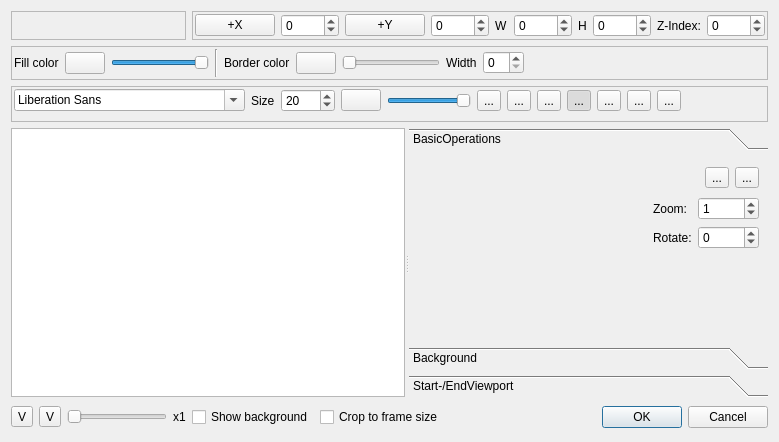
The window that src/widgets/titlewidget_ui.ui (KDE/kdenlive) describes before a commit, drawn with Qt 5.
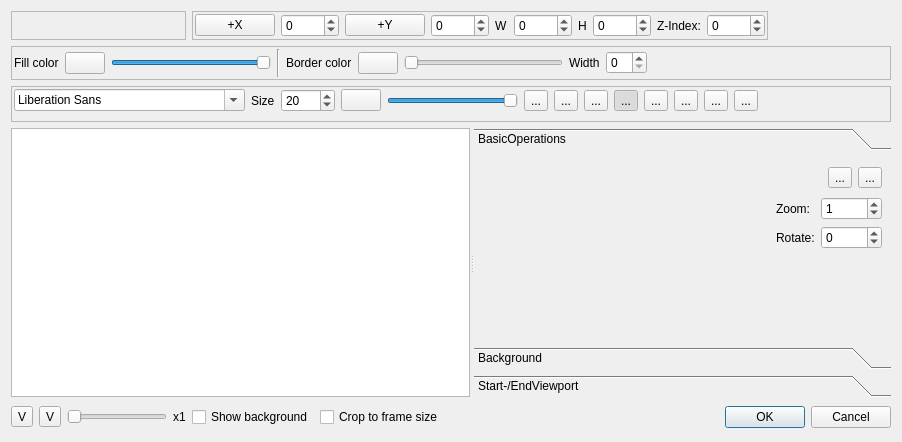
The same window after the commit. Custom widgets are drawn as their Qt base class.

Commit message: #596: Added possibility to enter unicode characters in the Title widget.

Patch:
```diff
--- a/src/widgets/titlewidget_ui.ui
+++ b/src/widgets/titlewidget_ui.ui
@@ -6,7 +6,7 @@
    <rect>
     <x>0</x>
     <y>0</y>
-    <width>757</width>
+    <width>902</width>
     <height>442</height>
    </rect>
   </property>
@@ -285,6 +285,13 @@
           </property>
          </widget>
         </item>
+        <item>
+         <widget class="QToolButton" name="buttonInsertUnicode">
+          <property name="text">
+           <string>...</string>
+          </property>
+         </widget>
+        </item>
         <item>
          <spacer name="horizontalSpacer_2">
           <property name="orientation">
@@ -324,8 +331,8 @@
         <rect>
          <x>0</x>
          <y>0</y>
-         <width>358</width>
-         <height>178</height>
+         <width>441</width>
+         <height>143</height>
         </rect>
        </property>
        <attribute name="label">
@@ -875,16 +882,16 @@
   </layout>
  </widget>
  <customwidgets>
-  <customwidget>
-   <class>KIntSpinBox</class>
-   <extends>QSpinBox</extends>
-   <header>knuminput.h</header>
-  </customwidget>
   <customwidget>
    <class>KColorButton</class>
    <extends>QPushButton</extends>
    <header>kcolorbutton.h</header>
   </customwidget>
+  <customwidget>
+   <class>KIntSpinBox</class>
+   <extends>QSpinBox</extends>
+   <header>knuminput.h</header>
+  </customwidget>
  </customwidgets>
  <resources/>
  <connections>
```
Left out of the diff: 8 changed lines with no effect on the pictures. Lines whose indentation alone changed are shown as unchanged. The commit also changes 6 other files.
